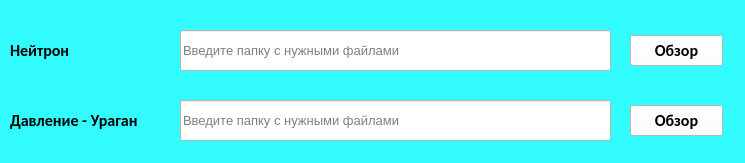
Above: takeFiles.ui from JustDreamer7/AnalysisNeutron before the change. Below: the same form after it.
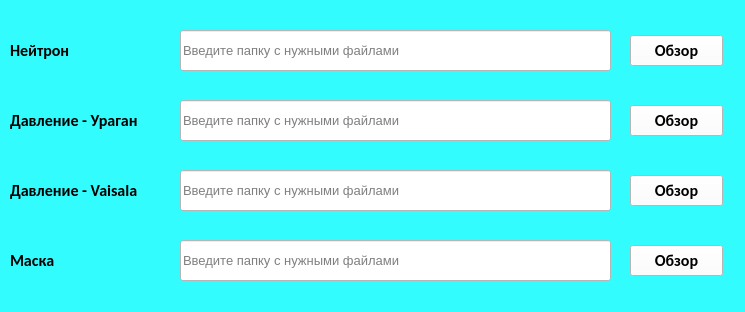
That is the form after the change.

```diff
--- a/takeFiles.ui
+++ b/takeFiles.ui
@@ -7,7 +7,7 @@
     <x>0</x>
     <y>0</y>
     <width>745</width>
-    <height>163</height>
+    <height>312</height>
    </rect>
   </property>
   <property name="windowTitle">
@@ -156,6 +156,146 @@
     <string>Обзор</string>
    </property>
   </widget>
+  <widget class="QLabel" name="label_3">
+   <property name="geometry">
+    <rect>
+     <x>10</x>
+     <y>180</y>
+     <width>171</width>
+     <height>21</height>
+    </rect>
+   </property>
+   <property name="font">
+    <font>
+     <family>Calibri</family>
+     <pointsize>12</pointsize>
+     <weight>75</weight>
+     <bold>true</bold>
+    </font>
+   </property>
+   <property name="text">
+    <string>Давление - Vaisala</string>
+   </property>
+  </widget>
+  <widget class="QLineEdit" name="lineEdit_3">
+   <property name="geometry">
+    <rect>
+     <x>180</x>
+     <y>170</y>
+     <width>431</width>
+     <height>41</height>
+    </rect>
+   </property>
+   <property name="font">
+    <font>
+     <pointsize>10</pointsize>
+    </font>
+   </property>
+   <property name="styleSheet">
+    <string notr="true">background-color: rgb(255, 255, 255);
+color: rgb(0, 0, 0);</string>
+   </property>
+   <property name="text">
+    <string/>
+   </property>
+   <property name="placeholderText">
+    <string>Введите папку c нужными файлами</string>
+   </property>
+  </widget>
+  <widget class="QPushButton" name="pushButton_3">
+   <property name="geometry">
+    <rect>
+     <x>630</x>
+     <y>175</y>
+     <width>93</width>
+     <height>31</height>
+    </rect>
+   </property>
+   <property name="font">
+    <font>
+     <family>Calibri</family>
+     <pointsize>12</pointsize>
+     <weight>75</weight>
+     <bold>true</bold>
+    </font>
+   </property>
+   <property name="styleSheet">
+    <string notr="true">background-color: rgb(255, 255, 255);</string>
+   </property>
+   <property name="text">
+    <string>Обзор</string>
+   </property>
+  </widget>
+  <widget class="QLabel" name="label_4">
+   <property name="geometry">
+    <rect>
+     <x>10</x>
+     <y>250</y>
+     <width>171</width>
+     <height>21</height>
+    </rect>
+   </property>
+   <property name="font">
+    <font>
+     <family>Calibri</family>
+     <pointsize>12</pointsize>
+     <weight>75</weight>
+     <bold>true</bold>
+    </font>
+   </property>
+   <property name="text">
+    <string>Маска</string>
+   </property>
+  </widget>
+  <widget class="QLineEdit" name="lineEdit_4">
+   <property name="geometry">
+    <rect>
+     <x>180</x>
+     <y>240</y>
+     <width>431</width>
+     <height>41</height>
+    </rect>
+   </property>
+   <property name="font">
+    <font>
+     <pointsize>10</pointsize>
+    </font>
+   </property>
+   <property name="styleSheet">
+    <string notr="true">background-color: rgb(255, 255, 255);
+color: rgb(0, 0, 0);</string>
+   </property>
+   <property name="text">
+    <string/>
+   </property>
+   <property name="placeholderText">
+    <string>Введите папку c нужными файлами</string>
+   </property>
+  </widget>
+  <widget class="QPushButton" name="pushButton_4">
+   <property name="geometry">
+    <rect>
+     <x>630</x>
+     <y>245</y>
+     <width>93</width>
+     <height>31</height>
+    </rect>
+   </property>
+   <property name="font">
+    <font>
+     <family>Calibri</family>
+     <pointsize>12</pointsize>
+     <weight>75</weight>
+     <bold>true</bold>
+    </font>
+   </property>
+   <property name="styleSheet">
+    <string notr="true">background-color: rgb(255, 255, 255);</string>
+   </property>
+   <property name="text">
+    <string>Обзор</string>
+   </property>
+  </widget>
  </widget>
  <resources/>
  <connections/>
```
